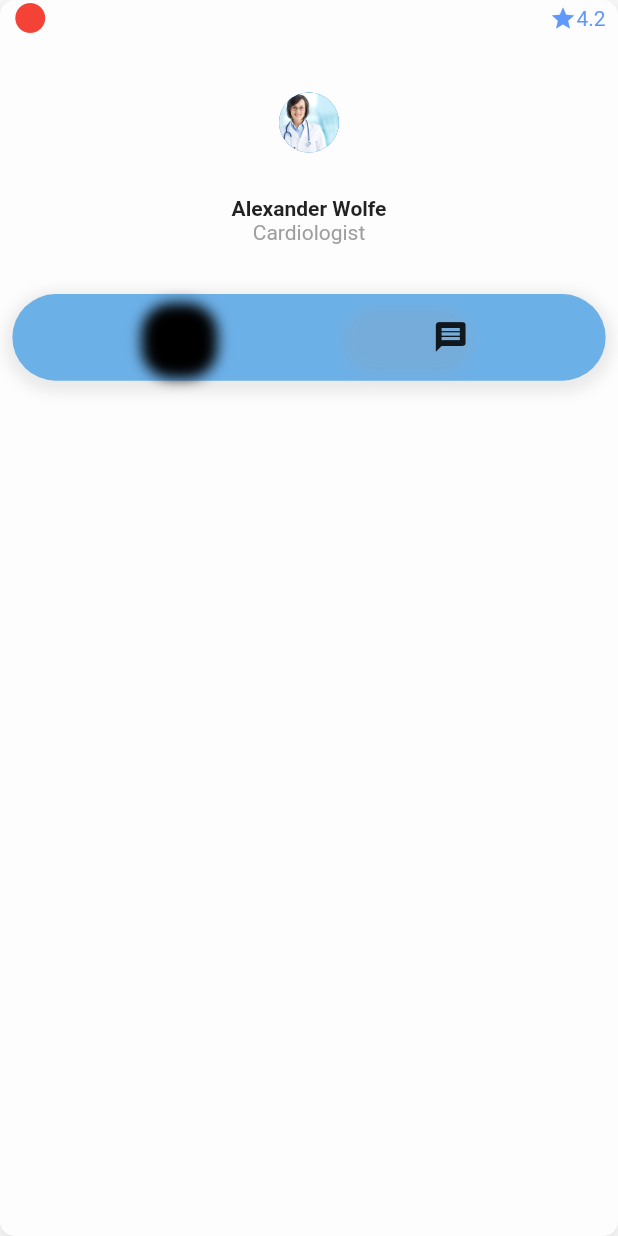
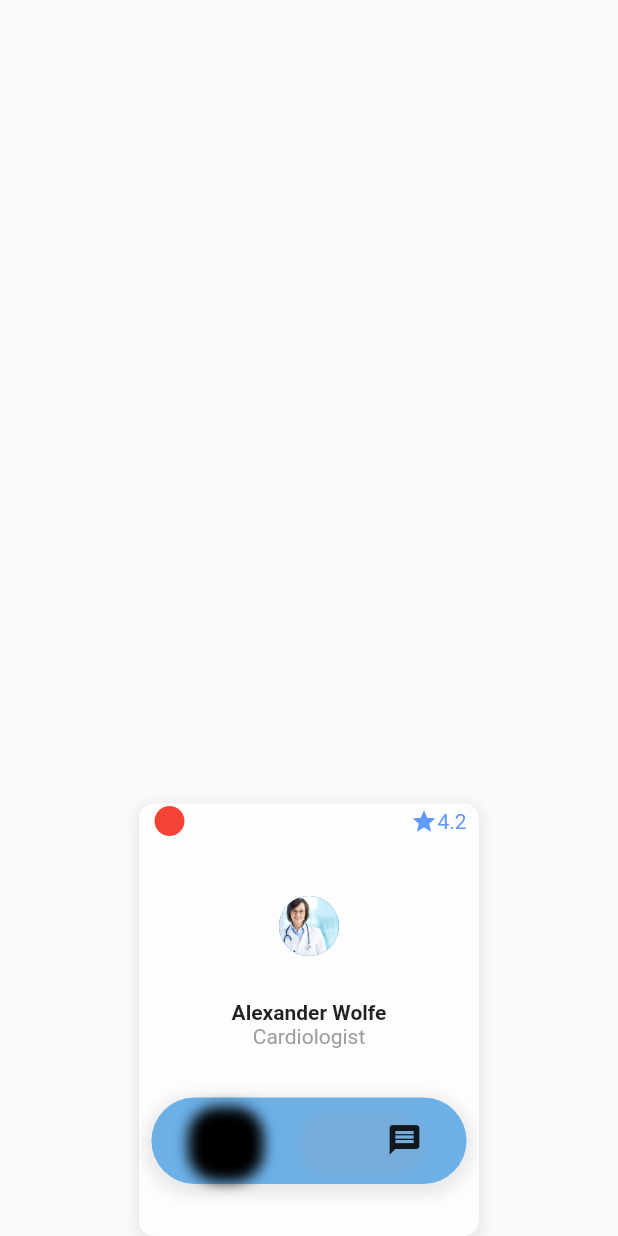
Before and after one commit to shahzebnaqvi/Medical_App, a Flutter app: what mapslider() shows on an empty page, opened directly, on a phone screen of 412 x 824 dp. Run offline on Flutter 3.47's test engine with Material 2 defaults, Android fonts, the phone set to English and light mode, and no system bars; our stand-ins replace carousel_slider, flutter_speed_dial, get, google_maps_flutter, image_picker, lottie; missing offline and left inert: circular_menu, ml_kit_ocr, pandabar.

Commit message:
create map screen

```diff
--- a/lib/Screens/Book_Doctors_Appoinment/crauselslider_map.dart
+++ b/lib/Screens/Book_Doctors_Appoinment/crauselslider_map.dart
@@ -27,7 +27,7 @@ Widget crauselSilder2(context) {
         ),
       ],
       options: CarouselOptions(
-        // autoPlay: true,
+        //autoPlay: true,
         height: 270.0,
         enlargeCenterPage: true,
         aspectRatio: 16 / 9,
@@ -44,8 +44,8 @@ Widget mapslider(context) {
   return Align(
       alignment: Alignment.bottomCenter,
       child: Container(
-        // height: MediaQuery.of(context).size.height * 0.350,
-        // width: MediaQuery.of(context).size.width * 0.350,
+        height: MediaQuery.of(context).size.height * 0.350,
+        width: MediaQuery.of(context).size.width * 0.550,
         // margin: EdgeInsets.only(
         //   top: MediaQuery.of(context).size.height * 0.02,
         //   bottom: MediaQuery.of(context).size.height * 0.01,
@@ -171,8 +171,8 @@ Widget mapslider(context) {
                         ),
                       ],
                     ),
-                    child:
-                        GestureDetector(onTap: () {}, child: Icon(Icons.phone)),
+                    child: GestureDetector(
+                        onTap: () {}, child: Icon(Icons.message)),
                   ),
                   Container(
                     margin: EdgeInsets.all(08),
```
